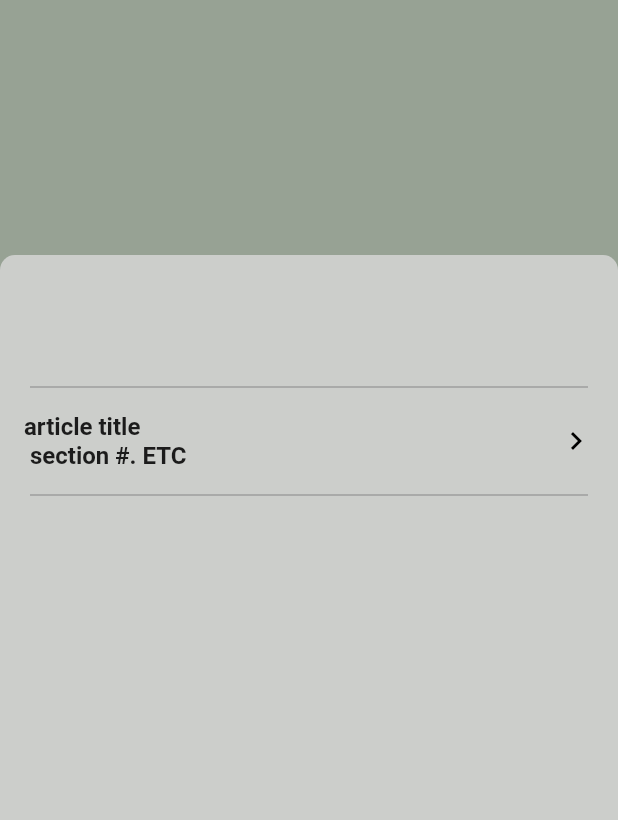
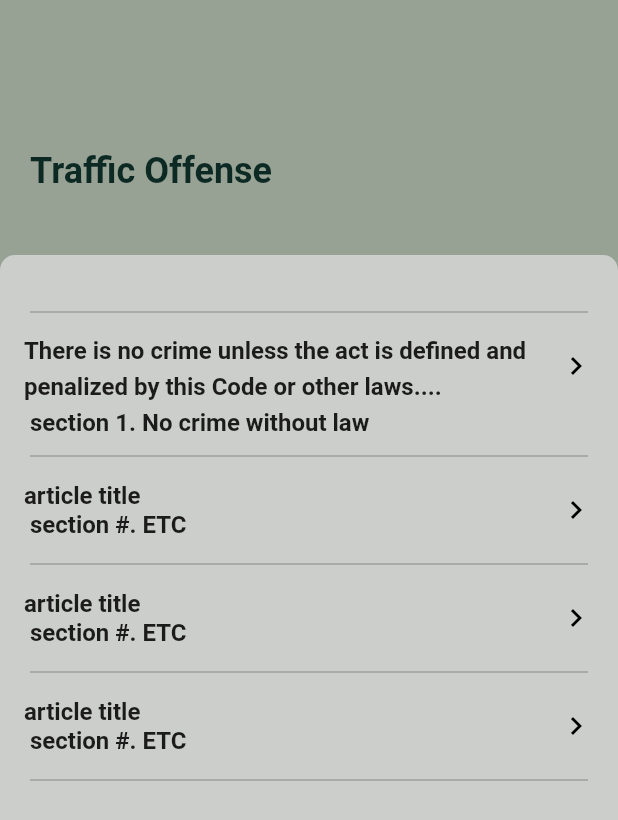
Before and after one commit to sev-n/Legal-Ease-Ius-Criminale, a Flutter app: the TrafficContent screen opened directly, on a phone screen of 412 x 824 dp. Shown: the top 820 px of the screen. Run offline on Flutter 3.47's test engine with Material 2 defaults, Android fonts, the phone set to English and light mode, and no system bars; our stand-ins replace get, smooth_page_indicator.

Commit message:
traffic update

```diff
--- a/lib/src/pages/contents/categories_contents/traffic_offense.dart
+++ b/lib/src/pages/contents/categories_contents/traffic_offense.dart
@@ -1,5 +1,4 @@
 import 'package:flutter/material.dart';
-
 import 'categories_sections/traffic_offense_section.dart';
 
 class TrafficContent extends StatelessWidget {
@@ -20,7 +19,24 @@ class TrafficContent extends StatelessWidget {
                 color: Color(0xff97a294),
               ),
               // !alert insert items here
-                child: null),
+              child: Padding(
+                padding: const EdgeInsets.only(top: 100, left: 20),
+                child: Column(
+                  mainAxisAlignment: MainAxisAlignment.start,
+                  crossAxisAlignment: CrossAxisAlignment.start,
+                  children: const [
+                    Text(
+                      'Traffic Offense',
+                      style: TextStyle(
+                        fontSize: 24,
+                        fontWeight: FontWeight.bold,
+                        color: Color(0xff0C2924),
+                      ),
+                    ),
+                  ],
+                ),
+              ),
+            ),
 
             // *LOGO CODE
 
@@ -47,8 +63,34 @@ class TrafficContent extends StatelessWidget {
                       height: MediaQuery.of(context).size.height - 250,
 
                       // *ARTICLE LIST CODE
+                      child: Transform.translate(
+                        offset: const Offset(0, -50.0),
                         child: ListView(
                           children: [
+                            Divider(
+                              thickness: 1.0,
+                              indent: 20.0,
+                              endIndent: 20.0,
+                              color: Colors.grey[500],
+                            ),
+                            ListTile(
+                              title: const Text(
+                                "There is no crime unless the act is defined and penalized by this Code or other laws.... \n section 1. No crime without law",
+                                style: TextStyle(
+                                    fontWeight: FontWeight.bold, height: 1.5),
+                              ),
+                              trailing: const Icon(Icons.chevron_right,
+                                  color: Colors.black),
+                              onTap: () {
+                                // Navigate to another page here
+                                Navigator.push(
+                                  context,
+                                  MaterialPageRoute(
+                                      builder: (context) =>
+                                          const TrafficSection()),
+                                );
+                              },
+                            ),
                             Divider(
                               thickness: 1.0,
                               indent: 20.0,
@@ -67,7 +109,54 @@ class TrafficContent extends StatelessWidget {
                                 Navigator.push(
                                   context,
                                   MaterialPageRoute(
-                                    builder: (context) => const TrafficSection()),
+                                      builder: (context) =>
+                                          const TrafficSection()),
+                                );
+                              },
+                            ),
+                            Divider(
+                              thickness: 1.0,
+                              indent: 20.0,
+                              endIndent: 20.0,
+                              color: Colors.grey[500],
+                            ),
+                            ListTile(
+                              title: const Text(
+                                "article title\n section #. ETC",
+                                style: TextStyle(fontWeight: FontWeight.bold),
+                              ),
+                              trailing: const Icon(Icons.chevron_right,
+                                  color: Colors.black),
+                              onTap: () {
+                                // Navigate to another page here
+                                Navigator.push(
+                                  context,
+                                  MaterialPageRoute(
+                                      builder: (context) =>
+                                          const TrafficSection()),
+                                );
+                              },
+                            ),
+                            Divider(
+                              thickness: 1.0,
+                              indent: 20.0,
+                              endIndent: 20.0,
+                              color: Colors.grey[500],
+                            ),
+                            ListTile(
+                              title: const Text(
+                                "article title\n section #. ETC",
+                                style: TextStyle(fontWeight: FontWeight.bold),
+                              ),
+                              trailing: const Icon(Icons.chevron_right,
+                                  color: Colors.black),
+                              onTap: () {
+                                // Navigate to another page here
+                                Navigator.push(
+                                  context,
+                                  MaterialPageRoute(
+                                      builder: (context) =>
+                                          const TrafficSection()),
                                 );
                               },
                             ),
@@ -79,6 +168,7 @@ class TrafficContent extends StatelessWidget {
                             ),
                             // More ListTiles...
                           ],
+                        ),
                       ),
                       // *ARTICLE LIST CODE
                     ),
```
Also changed, not shown: lib/src/pages/contents/categories_contents/categories_sections/traffic_offense_section.dart (+19 -7 lines), pubspec.yaml (+8 -12 lines). Lines whose indentation alone changed are shown as unchanged.
